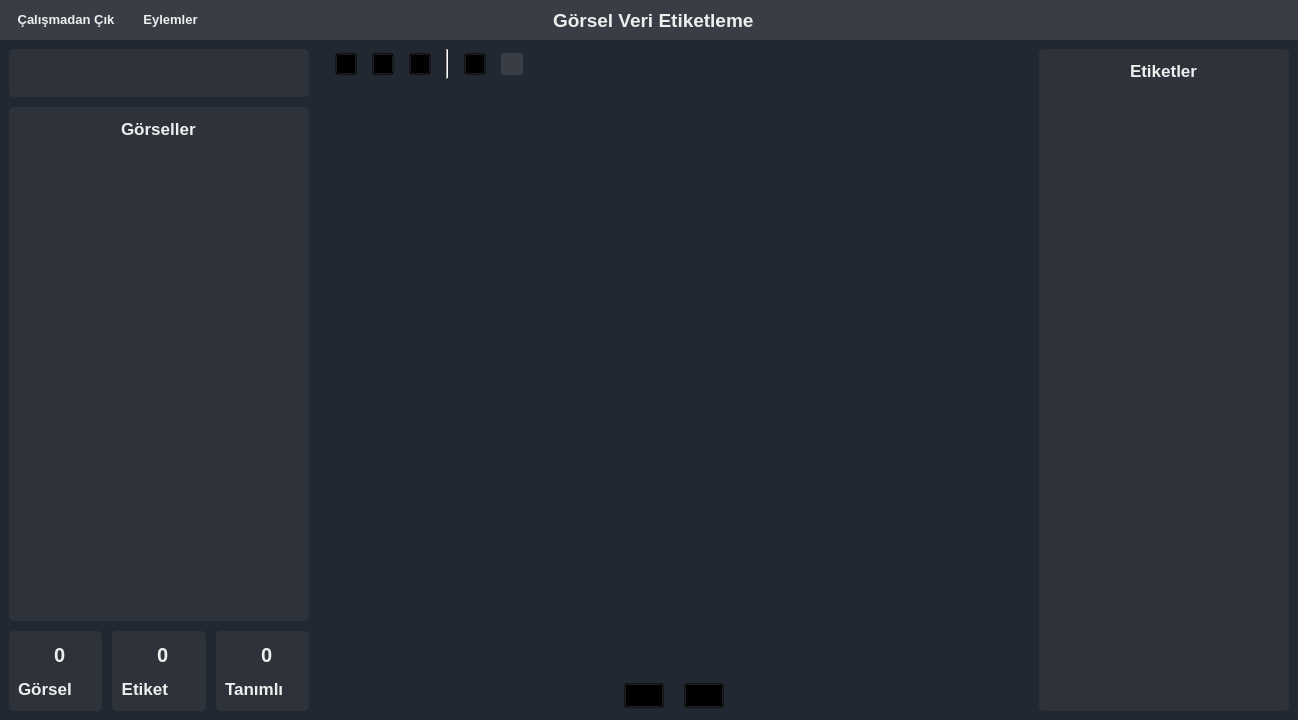
Before: the Qt Designer form templates/ui/mainWindow.ui in ismaildrcn/data-labeling, drawn with Qt 5.
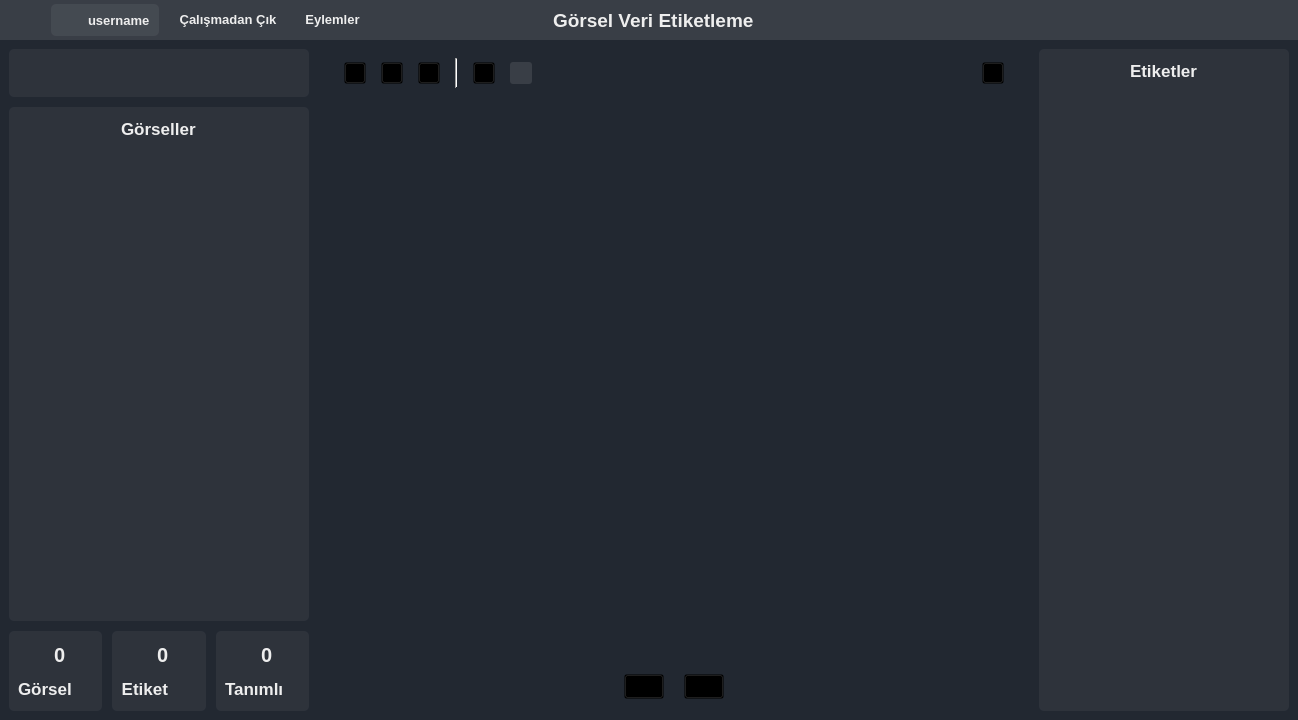
After: the same form once the commit is applied. The open tabs and pages were chosen to show the change. Icons and pictures are not drawn.

What changed in the file:
```diff
--- a/templates/ui/mainWindow.ui
+++ b/templates/ui/mainWindow.ui
@@ -31,9 +31,10 @@
     <string notr="true">#centralwidget{
 	background-color: #222831;
 }
-QLabel{
+QLabel, QPushButton{
 	color: #EEEEEE;
 }
+
 QLineEdit{
 	background-color: #d9eff0;
 	color: #003335;
@@ -162,6 +163,101 @@
           <property name="bottomMargin">
            <number>4</number>
           </property>
+          <item>
+           <widget class="QLabel" name="window_icon">
+            <property name="minimumSize">
+             <size>
+              <width>30</width>
+              <height>30</height>
+             </size>
+            </property>
+            <property name="maximumSize">
+             <size>
+              <width>30</width>
+              <height>30</height>
+             </size>
+            </property>
+            <property name="text">
+             <string/>
+            </property>
+            <property name="pixmap">
+             <pixmap resource="../../rcc_files/rsrc.qrc">:/images/templates/images/microchip.svg</pixmap>
+            </property>
+            <property name="scaledContents">
+             <bool>true</bool>
+            </property>
+           </widget>
+          </item>
+          <item>
+           <widget class="QWidget" name="widget_username" native="true">
+            <property name="sizePolicy">
+             <sizepolicy hsizetype="Preferred" vsizetype="Preferred">
+              <horstretch>0</horstretch>
+              <verstretch>0</verstretch>
+             </sizepolicy>
+            </property>
+            <property name="minimumSize">
+             <size>
+              <width>0</width>
+              <height>0</height>
+             </size>
+            </property>
+            <property name="styleSheet">
+             <string notr="true">#widget_username{
+	border-radius: 5px;
+	background-color: rgba(76,81,88, 150)
+;
+}</string>
+            </property>
+            <layout class="QHBoxLayout" name="horizontalLayout_14">
+             <property name="topMargin">
+              <number>4</number>
+             </property>
+             <property name="bottomMargin">
+              <number>4</number>
+             </property>
+             <item>
+              <widget class="QLabel" name="icon_account">
+               <property name="minimumSize">
+                <size>
+                 <width>22</width>
+                 <height>22</height>
+                </size>
+               </property>
+               <property name="maximumSize">
+                <size>
+                 <width>22</width>
+                 <height>22</height>
+                </size>
+               </property>
+               <property name="text">
+                <string/>
+               </property>
+               <property name="pixmap">
+                <pixmap resource="../../rcc_files/rsrc.qrc">:/images/templates/images/account.svg</pixmap>
+               </property>
+               <property name="scaledContents">
+                <bool>true</bool>
+               </property>
+              </widget>
+             </item>
+             <item>
+              <widget class="QLabel" name="label_account_username">
+               <property name="font">
+                <font>
+                 <pointsize>10</pointsize>
+                 <weight>75</weight>
+                 <bold>true</bold>
+                </font>
+               </property>
+               <property name="text">
+                <string>username</string>
+               </property>
+              </widget>
+             </item>
+            </layout>
+           </widget>
+          </item>
           <item>
            <widget class="QPushButton" name="pushButton_exit_project">
             <property name="font">
@@ -1176,11 +1272,6 @@
                    <column/>
                   </widget>
                  </item>
-                 <item>
-                  <widget class="QWidget" name="widget_2" native="true">
-                   <layout class="QHBoxLayout" name="horizontalLayout_6"/>
-                  </widget>
-                 </item>
                 </layout>
                </widget>
               </item>
@@ -1438,7 +1529,29 @@
             </widget>
            </item>
            <item>
+            <widget class="QWidget" name="widget_2" native="true">
             <layout class="QVBoxLayout" name="verticalLayout_5">
+              <item>
+               <widget class="QWidget" name="widget_7" native="true">
+                <property name="sizePolicy">
+                 <sizepolicy hsizetype="Preferred" vsizetype="Fixed">
+                  <horstretch>0</horstretch>
+                  <verstretch>0</verstretch>
+                 </sizepolicy>
+                </property>
+                <layout class="QHBoxLayout" name="horizontalLayout_6">
+                 <property name="leftMargin">
+                  <number>0</number>
+                 </property>
+                 <property name="topMargin">
+                  <number>0</number>
+                 </property>
+                 <property name="rightMargin">
+                  <number>0</number>
+                 </property>
+                 <property name="bottomMargin">
+                  <number>0</number>
+                 </property>
              <item alignment="Qt::AlignLeft">
               <widget class="QWidget" name="widget_3" native="true">
                <property name="sizePolicy">
@@ -1674,8 +1787,96 @@
                </layout>
               </widget>
              </item>
+                 <item alignment="Qt::AlignRight">
+                  <widget class="QWidget" name="widget_personel_state" native="true">
+                   <property name="enabled">
+                    <bool>true</bool>
+                   </property>
+                   <property name="sizePolicy">
+                    <sizepolicy hsizetype="Preferred" vsizetype="Preferred">
+                     <horstretch>0</horstretch>
+                     <verstretch>0</verstretch>
+                    </sizepolicy>
+                   </property>
+                   <layout class="QHBoxLayout" name="horizontalLayout_15">
+                    <property name="sizeConstraint">
+                     <enum>QLayout::SetDefaultConstraint</enum>
+                    </property>
+                    <property name="leftMargin">
+                     <number>0</number>
+                    </property>
+                    <property name="topMargin">
+                     <number>0</number>
+                    </property>
+                    <property name="rightMargin">
+                     <number>20</number>
+                    </property>
+                    <property name="bottomMargin">
+                     <number>0</number>
+                    </property>
+                    <item>
+                     <widget class="QPushButton" name="pushButton_personel_state">
+                      <property name="enabled">
+                       <bool>true</bool>
+                      </property>
+                      <property name="minimumSize">
+                       <size>
+                        <width>22</width>
+                        <height>22</height>
+                       </size>
+                      </property>
+                      <property name="maximumSize">
+                       <size>
+                        <width>22</width>
+                        <height>22</height>
+                       </size>
+                      </property>
+                      <property name="styleSheet">
+                       <string notr="true">QPushButton:focus, QPushButton:checked{
+	background-color: transparent;
+}</string>
+                      </property>
+                      <property name="text">
+                       <string/>
+                      </property>
+                      <property name="icon">
+                       <iconset resource="../../rcc_files/rsrc.qrc">
+                        <normaloff>:/images/templates/images/document-cross.svg</normaloff>
+                        <normalon>:/images/templates/images/document-check.svg</normalon>
+                        <disabledoff>:/images/templates/images/document-cross.svg</disabledoff>
+                        <disabledon>:/images/templates/images/document-check.svg</disabledon>:/images/templates/images/document-cross.svg</iconset>
+                      </property>
+                      <property name="iconSize">
+                       <size>
+                        <width>22</width>
+                        <height>22</height>
+                       </size>
+                      </property>
+                      <property name="checkable">
+                       <bool>true</bool>
+                      </property>
+                      <property name="checked">
+                       <bool>false</bool>
+                      </property>
+                      <property name="autoRepeat">
+                       <bool>false</bool>
+                      </property>
+                      <property name="autoExclusive">
+                       <bool>false</bool>
+                      </property>
+                     </widget>
+                    </item>
+                   </layout>
+                  </widget>
+                 </item>
+                </layout>
+               </widget>
+              </item>
              <item>
               <widget class="QWidget" name="widget_labeling_area" native="true">
+                <property name="enabled">
+                 <bool>true</bool>
+                </property>
                <property name="sizePolicy">
                 <sizepolicy hsizetype="MinimumExpanding" vsizetype="Preferred">
                  <horstretch>0</horstretch>
@@ -1827,6 +2028,7 @@
               </widget>
              </item>
             </layout>
+            </widget>
            </item>
            <item>
             <widget class="QWidget" name="widget_current_label_area" native="true">
```
Left out of the diff: 4 changed lines with no effect on the pictures. Lines whose indentation alone changed are shown as unchanged.
